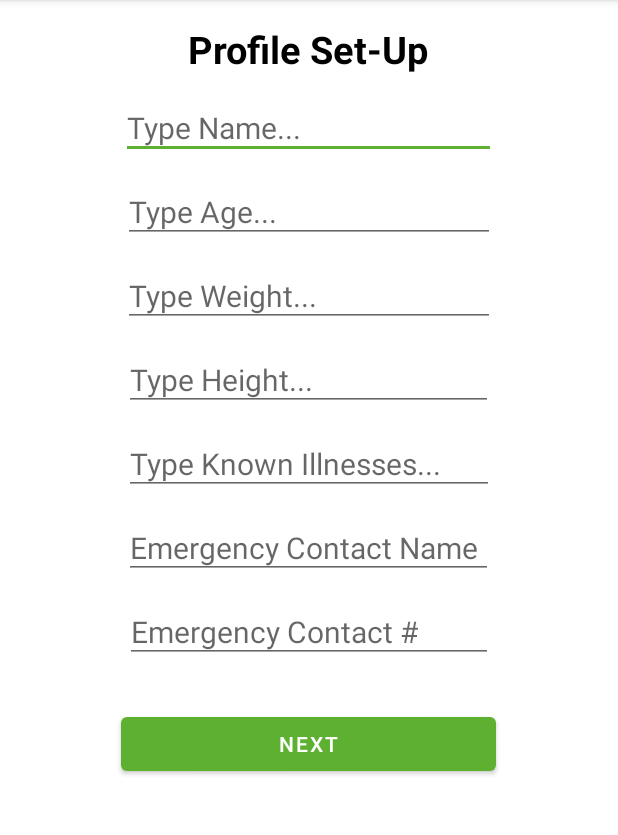
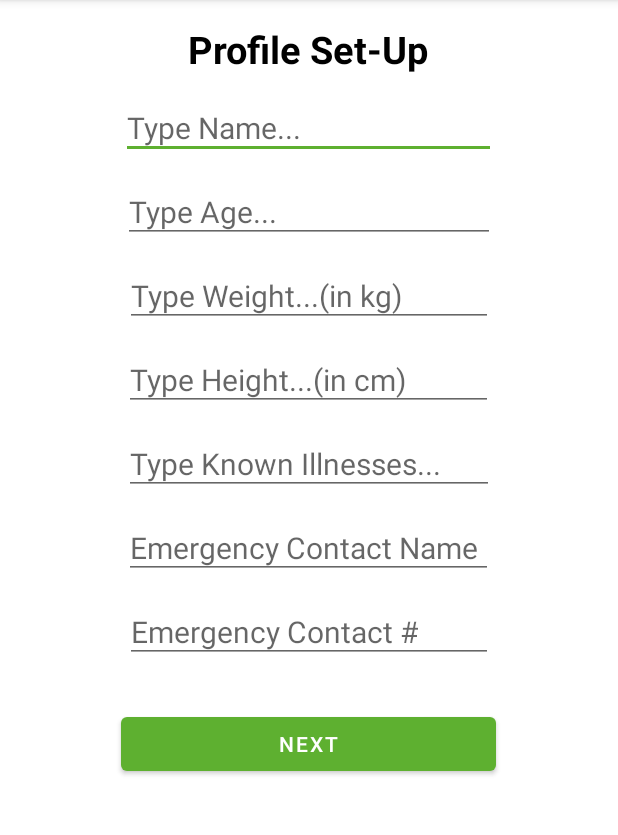
Before and after one commit to AS-Coope/RespalyzerProject, an Android app: the screen it shows after launch (MainActivity), on a phone screen of 412 x 824 dp, the part 84-919 px from its top. Run offline under Robolectric (Android 15) with nearby library versions, the phone set to English and light mode, and no system bars.

Commit message:
Quality of Life Changes to Profile Screen
- Added measurement metric for weight and height

```diff
--- a/app/src/main/res/layout/activity_main.xml
+++ b/app/src/main/res/layout/activity_main.xml
@@ -56,7 +56,7 @@
             android:layout_marginTop = "10dp"
             android:paddingTop = "11dp"
             android:paddingBottom = "7dp"
-            android:paddingRight = "118dp"
+            android:paddingRight = "60dp"
 
             android:hint = "@string/userWeightHint"
             android:importantForAutofill="yes"
@@ -71,7 +71,7 @@
             android:layout_marginTop = "10dp"
             android:paddingTop = "11dp"
             android:paddingBottom = "7dp"
-            android:paddingRight = "120dp"
+            android:paddingRight = "58dp"
 
             android:hint = "@string/userHeightHint"
             android:importantForAutofill="yes"
--- a/app/src/main/res/values/strings.xml
+++ b/app/src/main/res/values/strings.xml
@@ -5,8 +5,8 @@
     <string name="profile_setup_screen1_heading">Profile Set-Up</string>
     <string name="usernameHint">Type Name...</string>
     <string name="userAgeHint">Type Age...</string>
-    <string name="userWeightHint">Type Weight...</string>
-    <string name="userHeightHint">Type Height...</string>
+    <string name="userWeightHint">Type Weight...(in kg)</string>
+    <string name="userHeightHint">Type Height...(in cm)</string>
     <string name="userKnownIllnessesHint">Type Known Illnesses...</string>
     <string name="userEmergencyContactNameHint">Emergency Contact Name</string>
     <string name="userEmergencyContactNumberHint">Emergency Contact #</string>
```
